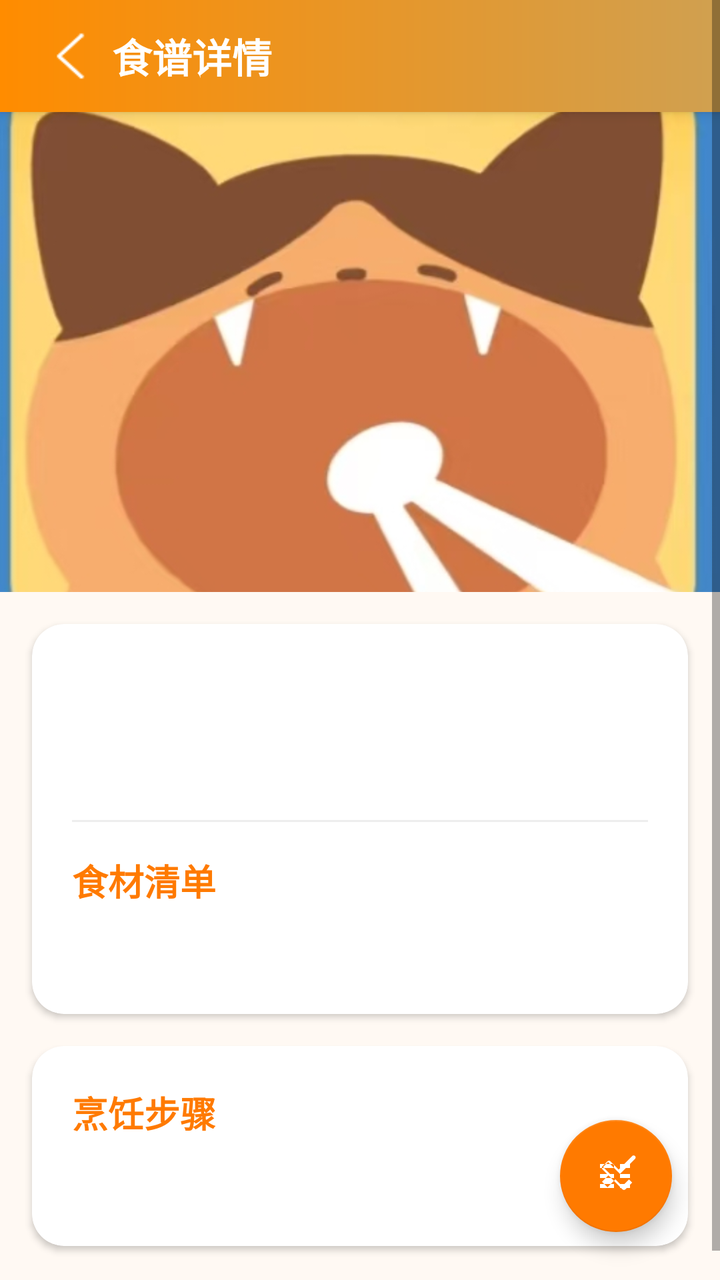
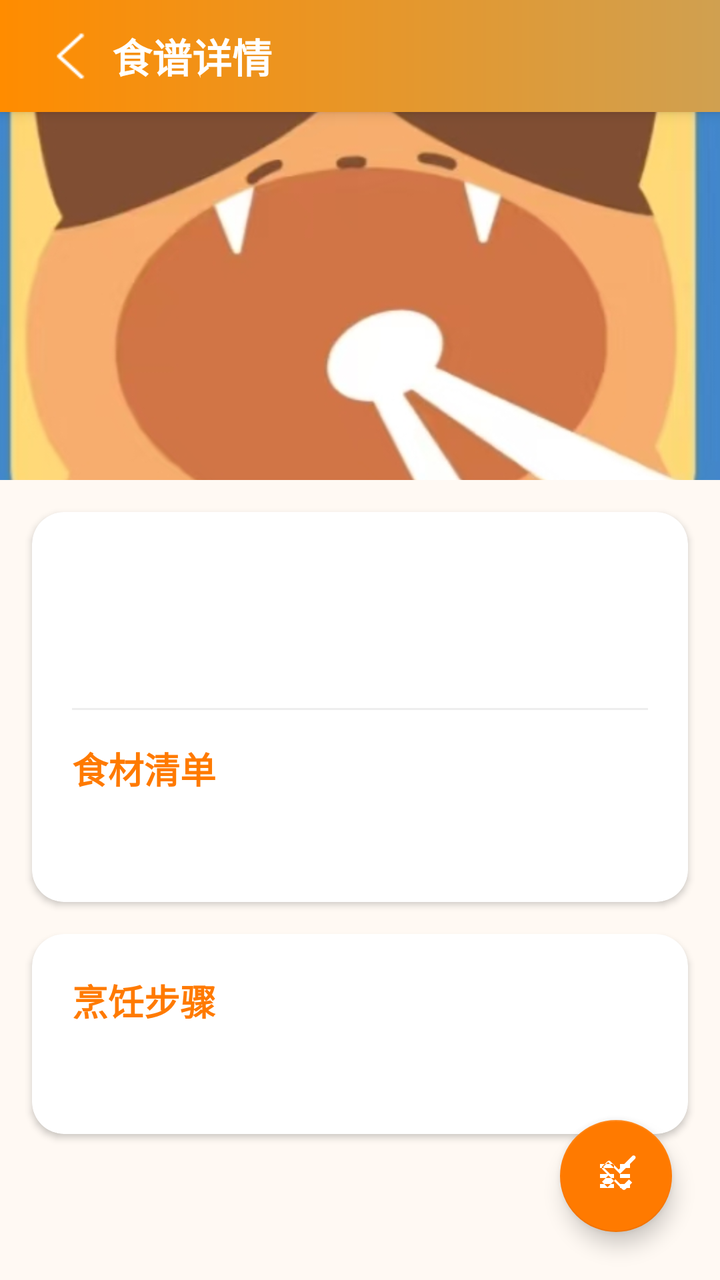

An Android layout rendered at two revisions. The XML below is the earlier revision; the diff shows what the commit changed to produce the second picture.
<!-- AndroidManifest.xml: application theme Theme.Kitchenmanager -->
<!-- res/layout/activity_recipe_detail.xml -->
<?xml version="1.0" encoding="utf-8"?>
<RelativeLayout xmlns:android="http://schemas.android.com/apk/res/android"
    xmlns:app="http://schemas.android.com/apk/res-auto"
    android:layout_width="match_parent"
    android:layout_height="match_parent">

    <ScrollView
        android:layout_width="match_parent"
        android:layout_height="match_parent"
        android:background="#FFF9F3"
        android:fillViewport="true">

    <LinearLayout
        android:layout_width="match_parent"
        android:layout_height="wrap_content"
        android:orientation="vertical">

        
        <androidx.appcompat.widget.Toolbar
            android:id="@+id/toolbar"
            android:layout_width="match_parent"
            android:layout_height="?attr/actionBarSize"
            android:background="@drawable/bg_splash_gradient"
            android:elevation="4dp"
            android:theme="@style/ThemeOverlay.AppCompat.Dark.ActionBar">

            <ImageView
                android:id="@+id/iv_back"
                android:layout_width="40dp"
                android:layout_height="40dp"
                android:padding="8dp"
                android:src="@drawable/back"
                android:contentDescription="返回" />

            <TextView
                android:id="@+id/tv_title"
                android:layout_width="wrap_content"
                android:layout_height="wrap_content"
                android:layout_marginStart="16dp"
                android:text="食谱详情"
                android:textSize="20sp"
                android:textColor="#FFFFFF"
                android:textStyle="bold" />
        </androidx.appcompat.widget.Toolbar>

        
        <ProgressBar
            android:id="@+id/progressBar"
            android:layout_width="wrap_content"
            android:layout_height="wrap_content"
            android:layout_gravity="center"
            android:layout_marginVertical="32dp"
            android:visibility="gone" />

        
        <ImageView
            android:id="@+id/recipe_image"
            android:layout_width="match_parent"
            android:layout_height="240dp"
            android:scaleType="centerCrop"
            android:src="@drawable/placeholder" />

        
        <androidx.cardview.widget.CardView
            android:layout_width="match_parent"
            android:layout_height="wrap_content"
            android:layout_margin="16dp"
            android:elevation="4dp"
            app:cardBackgroundColor="#FFFFFF"
            app:cardCornerRadius="16dp">

            <LinearLayout
                android:layout_width="match_parent"
                android:layout_height="wrap_content"
                android:orientation="vertical"
                android:padding="20dp">

                
                <TextView
                    android:id="@+id/recipe_name"
                    android:layout_width="match_parent"
                    android:layout_height="wrap_content"
                    android:textSize="24sp"
                    android:textStyle="bold"
                    android:textColor="#333333"
                    android:gravity="center" />

                
                <TextView
                    android:id="@+id/recipe_attributes"
                    android:layout_width="match_parent"
                    android:layout_height="wrap_content"
                    android:layout_marginTop="8dp"
                    android:textSize="16sp"
                    android:textColor="#777777"
                    android:gravity="center" />

                
                <View
                    android:layout_width="match_parent"
                    android:layout_height="1dp"
                    android:layout_marginVertical="16dp"
                    android:background="#EEEEEE" />

                
                <TextView
                    android:layout_width="wrap_content"
                    android:layout_height="wrap_content"
                    android:text="食材清单"
                    android:textSize="18sp"
                    android:textStyle="bold"
                    android:textColor="#FF7A00" />

                
                <TextView
                    android:id="@+id/recipe_ingredients"
                    android:layout_width="match_parent"
                    android:layout_height="wrap_content"
                    android:layout_marginTop="12dp"
                    android:textSize="16sp"
                    android:textColor="#333333" />
            </LinearLayout>
        </androidx.cardview.widget.CardView>

        
        <androidx.cardview.widget.CardView
            android:layout_width="match_parent"
            android:layout_height="wrap_content"
            android:layout_marginStart="16dp"
            android:layout_marginEnd="16dp"
            android:layout_marginBottom="32dp"
            android:elevation="4dp"
            app:cardBackgroundColor="#FFFFFF"
            app:cardCornerRadius="16dp">

            <LinearLayout
                android:layout_width="match_parent"
                android:layout_height="wrap_content"
                android:orientation="vertical"
                android:padding="20dp">

                
                <TextView
                    android:layout_width="wrap_content"
                    android:layout_height="wrap_content"
                    android:text="烹饪步骤"
                    android:textSize="18sp"
                    android:textStyle="bold"
                    android:textColor="#FF7A00" />

                
                <TextView
                    android:id="@+id/recipe_steps"
                    android:layout_width="match_parent"
                    android:layout_height="wrap_content"
                    android:layout_marginTop="12dp"
                    android:textSize="16sp"
                    android:textColor="#333333" />
            </LinearLayout>
        </androidx.cardview.widget.CardView>
    </LinearLayout>

    </ScrollView>

    
    <com.google.android.material.floatingactionbutton.FloatingActionButton
        android:id="@+id/fabCook"
        android:layout_width="wrap_content"
        android:layout_height="wrap_content"
        android:layout_alignParentBottom="true"
        android:layout_alignParentEnd="true"
        android:layout_margin="24dp"
        android:contentDescription="动手做"
        app:backgroundTint="#FF7A00"
        app:srcCompat="@drawable/ic_cook"
        app:tint="#FFFFFF" />

</RelativeLayout>
<!-- resources referenced by this layout -->
<resources>
  <!-- drawable back: png bitmap (drawable, 3160 bytes) -->
  <!-- drawable bg_splash_gradient (drawable) -->
  <?xml version="1.0" encoding="utf-8"?>
  <shape xmlns:android="http://schemas.android.com/apk/res/android"
      android:shape="rectangle">
      <gradient
          android:startColor="#FF8C00"
          android:endColor="#D0A050"
          android:type="linear" />
  </shape>
  <!-- drawable ic_cook (drawable) -->
  <vector xmlns:android="http://schemas.android.com/apk/res/android"
      android:width="24dp"
      android:height="24dp"
      android:viewportWidth="24"
      android:viewportHeight="24">
      <path
          android:fillColor="#FFFFFF"
          android:pathData="M19,18L14,18L14,16L19,16L19,18M19,13L14,13L14,11L19,11L19,13M19,8L14,8L14,6L19,6L19,8M11,18L4,18L4,16L11,16L11,18M11,13L4,13L4,11L11,11L11,13M11,6L4,6L4,8L11,8L11,6M20.1,4.9L14,10.99L8,5L5.5,7.5L8.92,10.92L5,14.84L7.76,17.6L11.69,13.68L15.09,17.08L18.5,13.67L20.1,15.27L16.69,18.68C16.29,19.08 15.65,19.08 15.25,18.68L5.21,8.64C4.81,8.24 4.81,7.6 5.21,7.2L7.76,4.65C8.16,4.25 8.8,4.25 9.2,4.65L13.34,8.79L20.1,2C20.49,1.61 21.13,1.61 21.52,2C21.91,2.39 21.91,3.03 21.52,3.42L20.1,4.9Z"/>
  </vector>
  <!-- drawable placeholder: jpg bitmap (drawable, 66309 bytes) -->
  <style name="Theme.Kitchenmanager" parent="Base.Theme.Kitchenmanager" />
  <style name="Base.Theme.Kitchenmanager" parent="Theme.MaterialComponents.DayNight.NoActionBar.Bridge">
          
          
      </style>
</resources>

<!-- the commit's change to res/layout/activity_recipe_detail.xml (unified diff, before → after) -->
@@ -2,164 +2,161 @@
 <RelativeLayout xmlns:android="http://schemas.android.com/apk/res/android"
     xmlns:app="http://schemas.android.com/apk/res-auto"
     android:layout_width="match_parent"
-    android:layout_height="match_parent">
+    android:layout_height="match_parent"
+    android:background="#FFF9F3">
 
+    <androidx.appcompat.widget.Toolbar
+        android:id="@+id/toolbar"
+        android:layout_width="match_parent"
+        android:layout_height="?attr/actionBarSize"
+        android:background="@drawable/bg_splash_gradient"
+        android:elevation="4dp"
+        android:theme="@style/ThemeOverlay.AppCompat.Dark.ActionBar">
+
+        <ImageView
+            android:id="@+id/iv_back"
+            android:layout_width="40dp"
+            android:layout_height="40dp"
+            android:padding="8dp"
+            android:src="@drawable/back"
+            android:contentDescription="返回" />
+
+        <TextView
+            android:id="@+id/tv_title"
+            android:layout_width="wrap_content"
+            android:layout_height="wrap_content"
+            android:layout_marginStart="16dp"
+            android:text="食谱详情"
+            android:textSize="20sp"
+            android:textColor="#FFFFFF"
+            android:textStyle="bold" />
+    </androidx.appcompat.widget.Toolbar>
     <ScrollView
         android:layout_width="match_parent"
         android:layout_height="match_parent"
-        android:background="#FFF9F3"
         android:fillViewport="true">
 
-    <LinearLayout
-        android:layout_width="match_parent"
-        android:layout_height="wrap_content"
-        android:orientation="vertical">
+        <LinearLayout
+            android:layout_width="match_parent"
+            android:layout_height="wrap_content"
+            android:orientation="vertical">
 
-        
-        <androidx.appcompat.widget.Toolbar
-            android:id="@+id/toolbar"
-            android:layout_width="match_parent"
-            android:layout_height="?attr/actionBarSize"
-            android:background="@drawable/bg_splash_gradient"
-            android:elevation="4dp"
-            android:theme="@style/ThemeOverlay.AppCompat.Dark.ActionBar">
-
-            <ImageView
-                android:id="@+id/iv_back"
-                android:layout_width="40dp"
-                android:layout_height="40dp"
-                android:padding="8dp"
-                android:src="@drawable/back"
-                android:contentDescription="返回" />
-
-            <TextView
-                android:id="@+id/tv_title"
+            
+            <ProgressBar
+                android:id="@+id/progressBar"
                 android:layout_width="wrap_content"
                 android:layout_height="wrap_content"
-                android:layout_marginStart="16dp"
-                android:text="食谱详情"
-                android:textSize="20sp"
-                android:textColor="#FFFFFF"
-                android:textStyle="bold" />
-        </androidx.appcompat.widget.Toolbar>
+                android:layout_gravity="center"
+                android:layout_marginVertical="32dp"
+                android:visibility="gone" />
 
-        
-        <ProgressBar
-            android:id="@+id/progressBar"
-            android:layout_width="wrap_content"
-            android:layout_height="wrap_content"
-            android:layout_gravity="center"
-            android:layout_marginVertical="32dp"
-            android:visibility="gone" />
+            
+            <ImageView
+                android:id="@+id/recipe_image"
+                android:layout_width="match_parent"
+                android:layout_height="240dp"
+                android:scaleType="centerCrop"
+                android:src="@drawable/placeholder" />
 
-        
-        <ImageView
-            android:id="@+id/recipe_image"
-            android:layout_width="match_parent"
-            android:layout_height="240dp"
-            android:scaleType="centerCrop"
-            android:src="@drawable/placeholder" />
-
-        
-        <androidx.cardview.widget.CardView
-            android:layout_width="match_parent"
-            android:layout_height="wrap_content"
-            android:layout_margin="16dp"
-            android:elevation="4dp"
-            app:cardBackgroundColor="#FFFFFF"
-            app:cardCornerRadius="16dp">
-
-            <LinearLayout
+            
+            <androidx.cardview.widget.CardView
                 android:layout_width="match_parent"
                 android:layout_height="wrap_content"
-                android:orientation="vertical"
-                android:padding="20dp">
+                android:layout_margin="16dp"
+                android:elevation="4dp"
+                app:cardBackgroundColor="#FFFFFF"
+                app:cardCornerRadius="16dp">
 
-                
-                <TextView
-                    android:id="@+id/recipe_name"
+                <LinearLayout
                     android:layout_width="match_parent"
                     android:layout_height="wrap_content"
-                    android:textSize="24sp"
-                    android:textStyle="bold"
-                    android:textColor="#333333"
-                    android:gravity="center" />
+                    android:orientation="vertical"
+                    android:padding="20dp">
 
-                
-                <TextView
-                    android:id="@+id/recipe_attributes"
+                    
+                    <TextView
+                        android:id="@+id/recipe_name"
+                        android:layout_width="match_parent"
+                        android:layout_height="wrap_content"
+                        android:textSize="24sp"
+                        android:textStyle="bold"
+                        android:textColor="#333333"
+                        android:gravity="center" />
+
+                    
+                    <TextView
+                        android:id="@+id/recipe_attributes"
+                        android:layout_width="match_parent"
+                        android:layout_height="wrap_content"
+                        android:layout_marginTop="8dp"
+                        android:textSize="16sp"
+                        android:textColor="#777777"
+                        android:gravity="center" />
+
+                    
+                    <View
+                        android:layout_width="match_parent"
+                        android:layout_height="1dp"
+                        android:layout_marginVertical="16dp"
+                        android:background="#EEEEEE" />
+
+                    
+                    <TextView
+                        android:layout_width="wrap_content"
+                        android:layout_height="wrap_content"
+                        android:text="食材清单"
+                        android:textSize="18sp"
+                        android:textStyle="bold"
+                        android:textColor="#FF7A00" />
+
+                    
+                    <TextView
+                        android:id="@+id/recipe_ingredients"
+                        android:layout_width="match_parent"
+                        android:layout_height="wrap_content"
+                        android:layout_marginTop="12dp"
+                        android:textSize="16sp"
+                        android:textColor="#333333" />
+                </LinearLayout>
+            </androidx.cardview.widget.CardView>
+
+            
+            <androidx.cardview.widget.CardView
+                android:layout_width="match_parent"
+                android:layout_height="wrap_content"
+                android:layout_marginStart="16dp"
+                android:layout_marginEnd="16dp"
+                android:layout_marginBottom="32dp"
+                android:elevation="4dp"
+                app:cardBackgroundColor="#FFFFFF"
+                app:cardCornerRadius="16dp">
+
+                <LinearLayout
                     android:layout_width="match_parent"
                     android:layout_height="wrap_content"
-                    android:layout_marginTop="8dp"
-                    android:textSize="16sp"
-                    android:textColor="#777777"
-                    android:gravity="center" />
+                    android:orientation="vertical"
+                    android:padding="20dp">
 
-                
-                <View
-                    android:layout_width="match_parent"
-                    android:layout_height="1dp"
-                    android:layout_marginVertical="16dp"
-                    android:background="#EEEEEE" />
+                    
+                    <TextView
+                        android:layout_width="wrap_content"
+                        android:layout_height="wrap_content"
+                        android:text="烹饪步骤"
+                        android:textSize="18sp"
+                        android:textStyle="bold"
+                        android:textColor="#FF7A00" />
 
-                
-                <TextView
-                    android:layout_width="wrap_content"
-                    android:layout_height="wrap_content"
-                    android:text="食材清单"
-                    android:textSize="18sp"
-                    android:textStyle="bold"
-                    android:textColor="#FF7A00" />
-
-                
-                <TextView
-                    android:id="@+id/recipe_ingredients"
-                    android:layout_width="match_parent"
-                    android:layout_height="wrap_content"
-                    android:layout_marginTop="12dp"
-                    android:textSize="16sp"
-                    android:textColor="#333333" />
-            </LinearLayout>
-        </androidx.cardview.widget.CardView>
-
-        
-        <androidx.cardview.widget.CardView
-            android:layout_width="match_parent"
-            android:layout_height="wrap_content"
-            android:layout_marginStart="16dp"
-            android:layout_marginEnd="16dp"
-            android:layout_marginBottom="32dp"
-            android:elevation="4dp"
-            app:cardBackgroundColor="#FFFFFF"
-            app:cardCornerRadius="16dp">
-
-            <LinearLayout
-                android:layout_width="match_parent"
-                android:layout_height="wrap_content"
-                android:orientation="vertical"
-                android:padding="20dp">
-
-                
-                <TextView
-                    android:layout_width="wrap_content"
-                    android:layout_height="wrap_content"
-                    android:text="烹饪步骤"
-                    android:textSize="18sp"
-                    android:textStyle="bold"
-                    android:textColor="#FF7A00" />
-
-                
-                <TextView
-                    android:id="@+id/recipe_steps"
-                    android:layout_width="match_parent"
-                    android:layout_height="wrap_content"
-                    android:layout_marginTop="12dp"
-                    android:textSize="16sp"
-                    android:textColor="#333333" />
-            </LinearLayout>
-        </androidx.cardview.widget.CardView>
-    </LinearLayout>
-
+                    
+                    <TextView
+                        android:id="@+id/recipe_steps"
+                        android:layout_width="match_parent"
+                        android:layout_height="wrap_content"
+                        android:layout_marginTop="12dp"
+                        android:textSize="16sp"
+                        android:textColor="#333333" />
+                </LinearLayout>
+            </androidx.cardview.widget.CardView>
+        </LinearLayout>
     </ScrollView>
 
     
